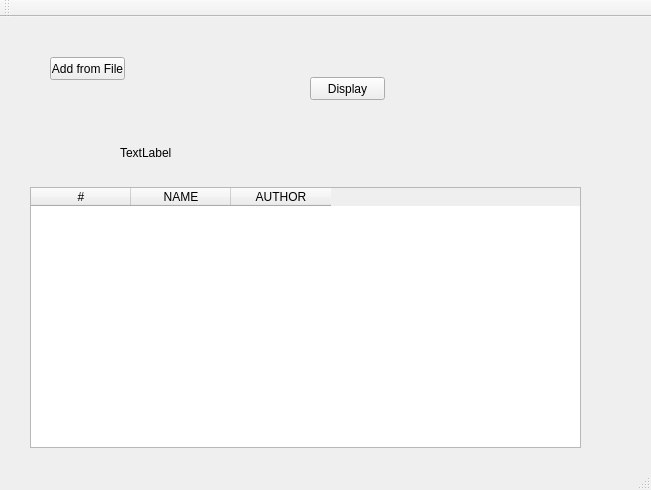
This is ProjectZero/mainwindow.ui in nishantpai/ProjectZero as Qt 5 draws it before an edit. The edited form follows.
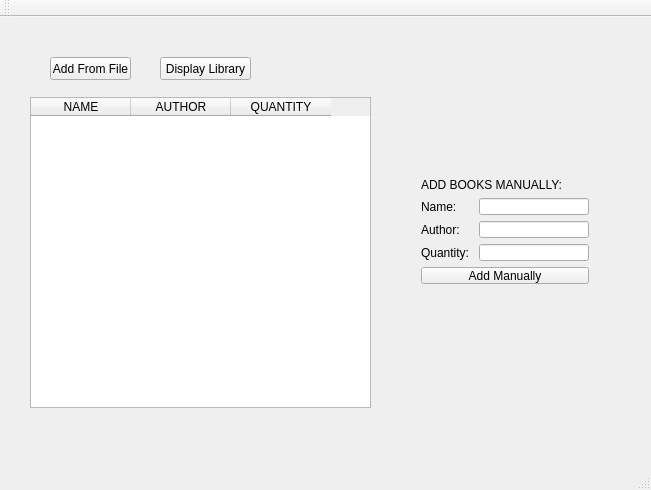
This is the edited form.

The edit to the form file:
```diff
--- a/ProjectZero/mainwindow.ui
+++ b/ProjectZero/mainwindow.ui
@@ -14,20 +14,41 @@
    <string>MainWindow</string>
   </property>
   <widget class="QWidget" name="centralWidget">
-   <widget class="QTableWidget" name="tableWidget">
+   <widget class="QPushButton" name="addFromFileButton">
+    <property name="geometry">
+     <rect>
+      <x>50</x>
+      <y>40</y>
+      <width>81</width>
+      <height>23</height>
+     </rect>
+    </property>
+    <property name="text">
+     <string>Add From File</string>
+    </property>
+   </widget>
+   <widget class="QPushButton" name="displayLibraryButton">
+    <property name="geometry">
+     <rect>
+      <x>160</x>
+      <y>40</y>
+      <width>91</width>
+      <height>23</height>
+     </rect>
+    </property>
+    <property name="text">
+     <string>Display Library</string>
+    </property>
+   </widget>
+   <widget class="QTableWidget" name="displayBooks">
     <property name="geometry">
      <rect>
       <x>30</x>
-      <y>170</y>
-      <width>551</width>
-      <height>261</height>
+      <y>80</y>
+      <width>341</width>
+      <height>311</height>
      </rect>
     </property>
-    <column>
-     <property name="text">
-      <string>#</string>
-     </property>
-    </column>
     <column>
      <property name="text">
       <string>NAME</string>
@@ -38,45 +59,67 @@
       <string>AUTHOR</string>
      </property>
     </column>
+    <column>
+     <property name="text">
+      <string>QUANTITY</string>
+     </property>
+    </column>
    </widget>
-   <widget class="QPushButton" name="pushButton_4">
+   <widget class="QWidget" name="layoutWidget">
     <property name="geometry">
      <rect>
-      <x>50</x>
-      <y>40</y>
-      <width>75</width>
-      <height>23</height>
+      <x>410</x>
+      <y>150</y>
+      <width>190</width>
+      <height>128</height>
      </rect>
     </property>
-    <property name="text">
-     <string>Add from File</string>
-    </property>
-   </widget>
-   <widget class="QPushButton" name="pushButton_5">
-    <property name="geometry">
-     <rect>
-      <x>310</x>
-      <y>60</y>
-      <width>75</width>
-      <height>23</height>
-     </rect>
-    </property>
-    <property name="text">
-     <string>Display</string>
-    </property>
-   </widget>
-   <widget class="QLabel" name="label">
-    <property name="geometry">
-     <rect>
-      <x>120</x>
-      <y>120</y>
-      <width>331</width>
-      <height>31</height>
-     </rect>
-    </property>
-    <property name="text">
-     <string>TextLabel</string>
-    </property>
+    <layout class="QFormLayout" name="formLayout">
+     <item row="2" column="0">
+      <widget class="QLabel" name="label">
+       <property name="text">
+        <string>Name:</string>
+       </property>
+      </widget>
+     </item>
+     <item row="2" column="1">
+      <widget class="QLineEdit" name="nameEdit"/>
+     </item>
+     <item row="3" column="0">
+      <widget class="QLabel" name="label_3">
+       <property name="text">
+        <string>Author:</string>
+       </property>
+      </widget>
+     </item>
+     <item row="3" column="1">
+      <widget class="QLineEdit" name="authorEdit"/>
+     </item>
+     <item row="4" column="0">
+      <widget class="QLabel" name="label_4">
+       <property name="text">
+        <string>Quantity: </string>
+       </property>
+      </widget>
+     </item>
+     <item row="4" column="1">
+      <widget class="QLineEdit" name="quantityEdit"/>
+     </item>
+     <item row="5" column="0" colspan="2">
+      <widget class="QPushButton" name="addManuallyButton">
+       <property name="text">
+        <string>Add Manually</string>
+       </property>
+      </widget>
+     </item>
+     <item row="1" column="0" colspan="2">
+      <widget class="QLabel" name="label_2">
+       <property name="text">
+        <string>ADD BOOKS MANUALLY:</string>
+       </property>
+      </widget>
+     </item>
+    </layout>
    </widget>
   </widget>
   <widget class="QMenuBar" name="menuBar">
```
